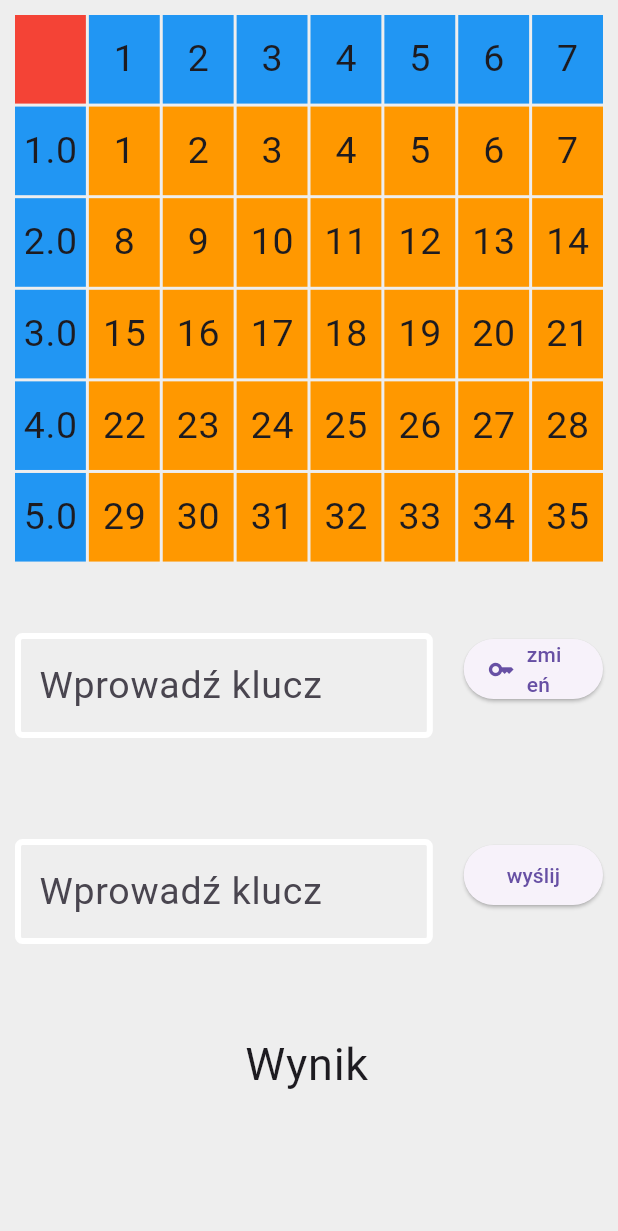
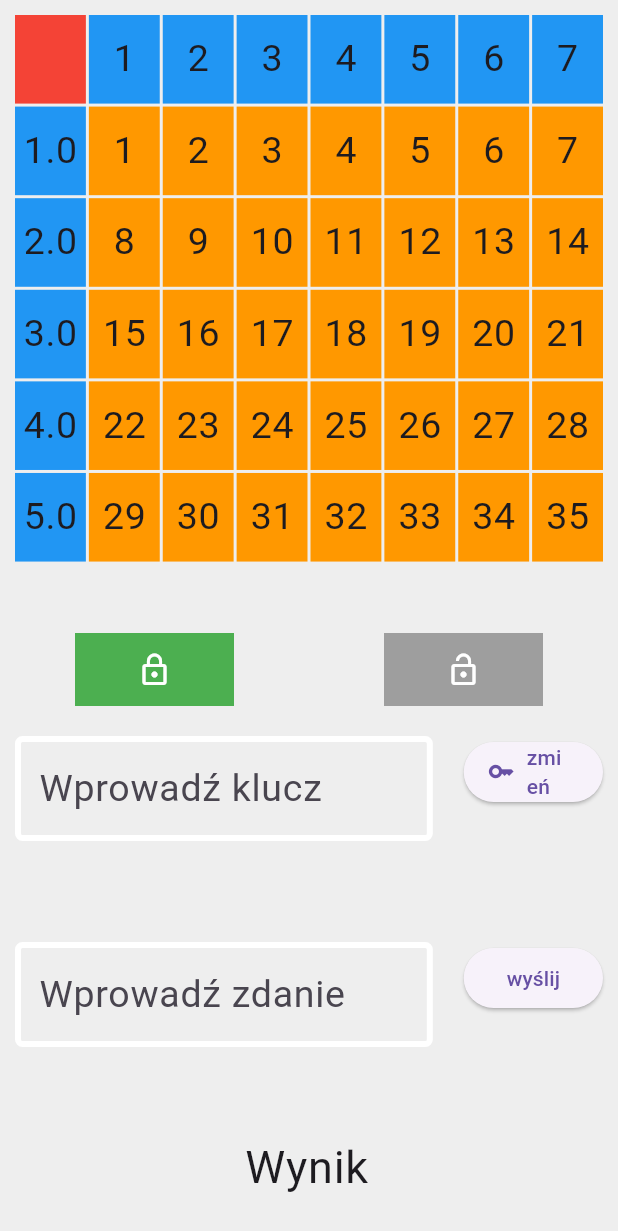
Before and after one commit to amMooncake/flutter_master, a Flutter app: the screen it shows after launch, after a tap on "wyślij", on a phone screen of 412 x 824 dp. Shown: the top 1231 px of the screen. Run offline on Flutter 3.47's test engine with Material 3 defaults, Android fonts, the phone set to English and light mode, and no system bars.

Commit message:
Refactor encryption and decryption logic, and update UI
- Refactored the encryption and decryption functions in playfire_logic.dart to use a new alphabet matrix based on the provided key.
- Updated the UI in HomePage to include buttons for encryption and decryption, and added functionality to switch between the two.
- Updated the ValueInput widget to call the appropriate function (encrypt or decrypt) based on the selected operation.

```diff
--- a/lib/home_page.dart
+++ b/lib/home_page.dart
@@ -20,6 +20,7 @@ class _HomePageState extends State<HomePage> {
   TextEditingController valueTextController = TextEditingController();
   String? alphabet;
   String wynik = 'Wynik';
+  bool isEncrypting = true;
 
   @override
   void dispose() {
@@ -35,8 +36,14 @@ class _HomePageState extends State<HomePage> {
   }
 
   void encrypt(String key) {
-    String value = valueTextController.text;
     String result = playFireEncription(valueTextController.text, keyTextController.text);
+    setState(() {
+      wynik = result;
+    });
+  }
+
+  void decrypt(String key) {
+    String result = playFireDecription(valueTextController.text, keyTextController.text);
     setState(() {
       wynik = result;
     });
@@ -52,14 +59,61 @@ class _HomePageState extends State<HomePage> {
         child: Column(
           children: [
             Expanded(
-              flex: 3,
+              flex: 6,
               child: Padding(
                 padding: EdgeInsets.all(10),
                 child: AlphabetGrid(alphabetString: alphabet),
               ),
             ),
             Expanded(
-              flex: 1,
+              child: Row(
+                children: [
+                  Expanded(
+                    child: Padding(
+                      padding: EdgeInsets.symmetric(horizontal: 50, vertical: 10),
+                      child: InkWell(
+                        onTap: () {
+                          isEncrypting = true;
+                          setState(() {});
+                        },
+                        child: Container(
+                          width: double.infinity,
+                          height: double.infinity,
+                          color: isEncrypting ? Colors.green : Colors.grey,
+                          child: Center(
+                            child: Icon(Icons.lock_outline, color: Colors.white),
+                          ),
+                        ),
+                      ),
+                    ),
+                  ),
+                  Expanded(
+                    child: Padding(
+                      padding: EdgeInsets.symmetric(horizontal: 50, vertical: 10),
+                      child: InkWell(
+                        onTap: () {
+                          isEncrypting = false;
+                          setState(() {});
+                        },
+                        child: Container(
+                          width: double.infinity,
+                          height: double.infinity,
+                          color: isEncrypting ? Colors.grey : Colors.green,
+                          child: Center(
+                            child: Icon(
+                              Icons.lock_open,
+                              color: Colors.white,
+                            ),
+                          ),
+                        ),
+                      ),
+                    ),
+                  ),
+                ],
+              ),
+            ),
+            Expanded(
+              flex: 2,
               child: Padding(
                 padding: EdgeInsets.all(10),
                 child:
@@ -67,17 +121,18 @@ class _HomePageState extends State<HomePage> {
               ),
             ),
             Expanded(
-              flex: 1,
+              flex: 2,
               child: Padding(
                 padding: EdgeInsets.all(10),
-                child: ValueInput(keyTextController: valueTextController, encrypt: encrypt),
+                child: ValueInput(
+                    keyTextController: valueTextController, function: isEncrypting ? encrypt : decrypt),
               ),
             ),
             Expanded(
               flex: 1,
               child: SelectableText(
+                style: Theme.of(context).textTheme.bodyLarge!.copyWith(fontSize: 30),
                 wynik,
-                style: Theme.of(context).textTheme.bodyLarge!.copyWith(fontSize: 30),
               ),
             ),
           ],
--- a/lib/widgets/value_input_widget.dart
+++ b/lib/widgets/value_input_widget.dart
@@ -3,9 +3,9 @@ import 'my_text_field_widget.dart';
 
 class ValueInput extends StatelessWidget {
   final TextEditingController keyTextController;
-  final Function encrypt;
+  final Function function;
 
-  const ValueInput({super.key, required this.keyTextController, required this.encrypt});
+  const ValueInput({super.key, required this.keyTextController, required this.function});
 
   @override
   Widget build(BuildContext context) {
@@ -17,7 +17,7 @@ class ValueInput extends StatelessWidget {
           flex: 3,
           child: MyTextField(
             myController: keyTextController,
-            hintText: 'Wprowadź klucz',
+            hintText: 'Wprowadź zdanie',
           ),
         ),
         SizedBox(width: screenWidth * 0.05),
@@ -25,7 +25,7 @@ class ValueInput extends StatelessWidget {
           flex: 1,
           child: ElevatedButton(
             onPressed: () {
-              encrypt(keyTextController.text);
+              function(keyTextController.text);
             },
             child: const Text("wyślij"),
           ),
```
Also changed, not shown: lib/playfire_logic.dart (+38 -20 lines).
